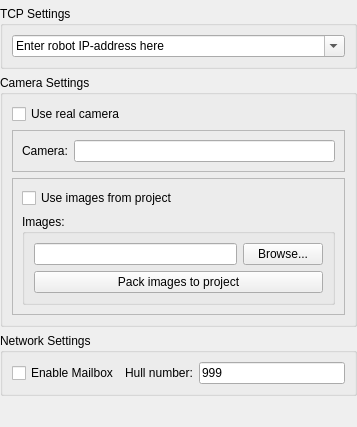
Qt form plugins/robots/interpreters/trikKitInterpreterCommon/src/trikAdditionalPreferences.ui (trikset/trik-studio) before a commit.
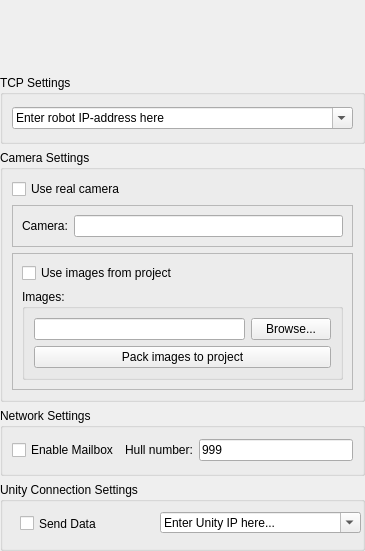
The same form after that commit. Custom widgets are drawn as their Qt base class.

Commit message: added checkBox sendData and comboBox UnityIp to additionalPreferences

Diff of the .ui file:
```diff
--- a/plugins/robots/interpreters/trikKitInterpreterCommon/src/trikAdditionalPreferences.ui
+++ b/plugins/robots/interpreters/trikKitInterpreterCommon/src/trikAdditionalPreferences.ui
@@ -6,8 +6,8 @@
    <rect>
     <x>0</x>
     <y>0</y>
-    <width>357</width>
-    <height>427</height>
+    <width>365</width>
+    <height>551</height>
    </rect>
   </property>
   <property name="windowTitle">
@@ -165,17 +165,40 @@
     </widget>
    </item>
    <item>
-    <spacer name="verticalSpacer">
-     <property name="orientation">
-      <enum>Qt::Vertical</enum>
+    <widget class="QGroupBox" name="unityConnectionBox">
+     <property name="title">
+      <string>Unity Connection Settings</string>
      </property>
-     <property name="sizeHint" stdset="0">
-      <size>
-       <width>20</width>
-       <height>40</height>
-      </size>
-     </property>
-    </spacer>
+     <widget class="QComboBox" name="unityTcpServerLineEdit">
+      <property name="geometry">
+       <rect>
+        <x>160</x>
+        <y>30</y>
+        <width>201</width>
+        <height>21</height>
+       </rect>
+      </property>
+      <property name="editable">
+       <bool>true</bool>
+      </property>
+      <property name="currentText">
+       <string>Enter Unity IP here...</string>
+      </property>
+     </widget>
+     <widget class="QCheckBox" name="unitySendDataCheckBox">
+      <property name="geometry">
+       <rect>
+        <x>20</x>
+        <y>30</y>
+        <width>131</width>
+        <height>23</height>
+       </rect>
+      </property>
+      <property name="text">
+       <string>Send Data</string>
+      </property>
+     </widget>
+    </widget>
    </item>
   </layout>
  </widget>
```
Left out of the diff: 44 changed lines with no effect on the pictures. The commit also changes 7 other files.
